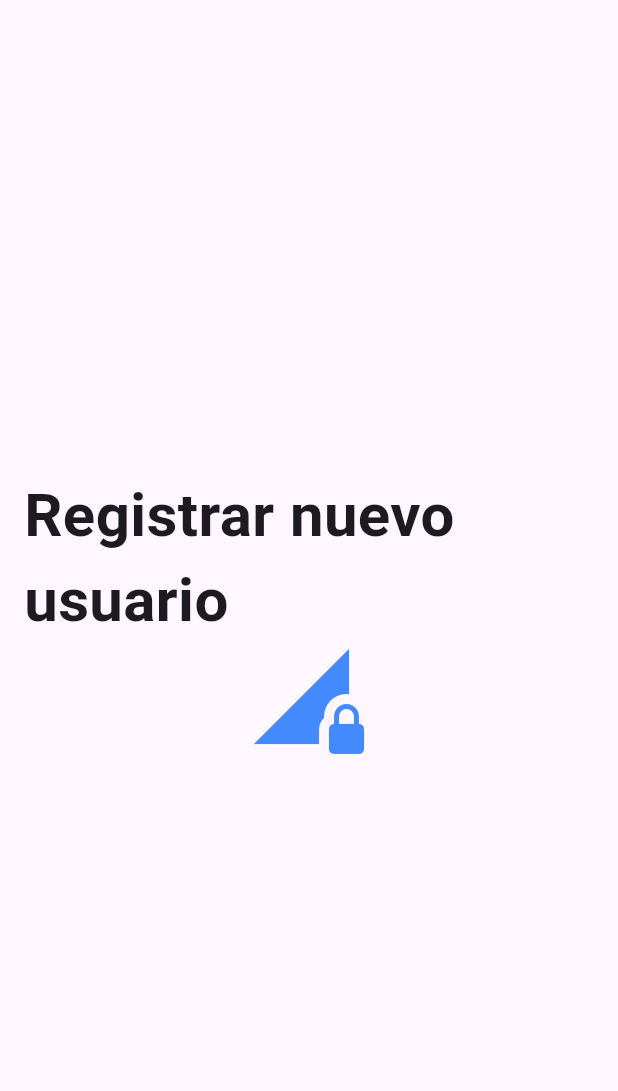
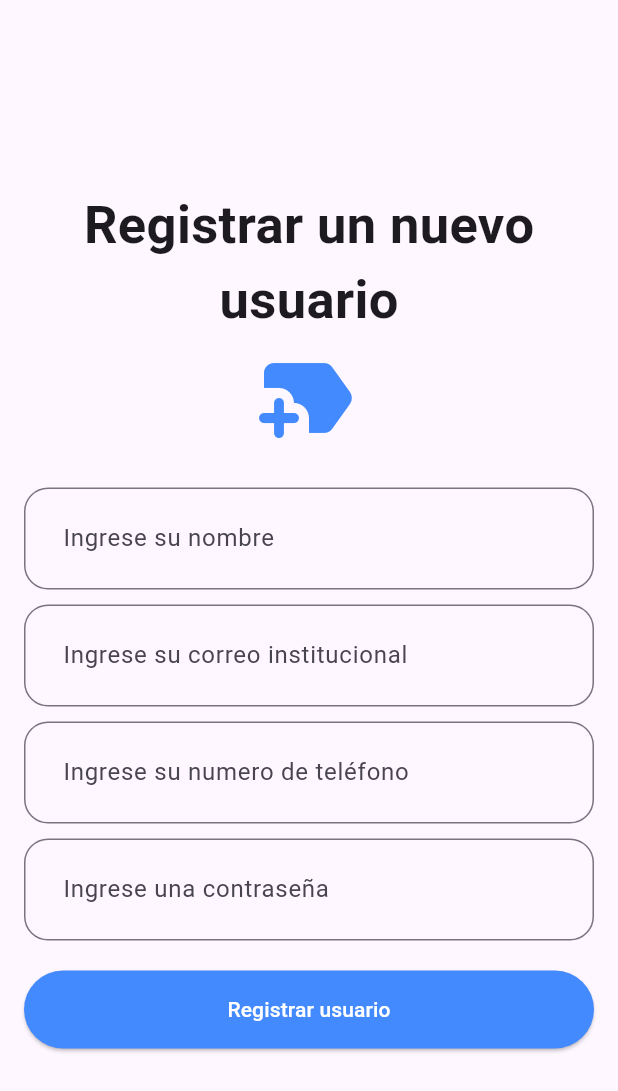
Before and after one commit to Bryan01Cruz/Tareas-Lenguajes-Programacion, a Flutter app: the RegisterPage screen opened by its route, on a phone screen of 412 x 824 dp. Shown: the top 1091 px of the screen. Run offline on Flutter 3.47's test engine with Material 3 defaults, Android fonts, the phone set to English and light mode, and no system bars; our stand-ins replace go_router.

Commit message:
Completando pagina del registro de usuario

```diff
--- a/tarea_login/lib/views/register_page.dart
+++ b/tarea_login/lib/views/register_page.dart
@@ -1,7 +1,13 @@
 import 'package:flutter/material.dart';
+import 'package:tarea_login/widgets/textfield.dart';
 
 class RegisterPage extends StatelessWidget {
-  const RegisterPage({super.key});
+  RegisterPage({super.key});
+
+  final usuario = TextEditingController();
+  final correo = TextEditingController();
+  final telefono = TextEditingController();
+  final contrasena = TextEditingController();
 
   @override
   Widget build(BuildContext context) {
@@ -12,12 +18,109 @@ class RegisterPage extends StatelessWidget {
           child: Center(
             child: Column(
               mainAxisAlignment: MainAxisAlignment.center,
-              //crossAxisAlignment: CrossAxisAlignment.center,
+
               children: [
-                Text('Registrar nuevo usuario',
-                style: TextStyle(fontSize: 40, fontWeight: FontWeight.bold),
+                Text('Registrar un nuevo',
+                style: TextStyle(fontSize: 35, fontWeight: FontWeight.bold),
                 ),
-                Icon(Icons.network_locked, size: 80.0,color: Colors.blueAccent,),
+                Text('usuario',
+                style: TextStyle(fontSize: 35, fontWeight: FontWeight.bold),
+                ),
+                Icon(Icons.new_label_rounded, size: 80.0,color: Colors.blueAccent,),
+                SizedBox(height: 20,),
+                TextfieldPropio(
+                  controller: usuario,
+                  keyboardType: TextInputType.visiblePassword,
+                  borderRadius: BorderRadius.circular(16),
+                  label: 'Ingrese su nombre',
+                  hintText: 'Nombre',
+                  contentPadding: EdgeInsets.all(22),
+                  ),
+                SizedBox(height: 10,),
+                TextfieldPropio(
+                  controller: correo,
+                  keyboardType: TextInputType.visiblePassword,
+                  borderRadius: BorderRadius.circular(16),
+                  label: 'Ingrese su correo institucional',
+                  hintText: 'Correo institucional',
+                  contentPadding: EdgeInsets.all(22),
+                  ),
+                SizedBox(height: 10,),
+                TextfieldPropio(
+                  controller: telefono,
+                  keyboardType: TextInputType.visiblePassword,
+                  borderRadius: BorderRadius.circular(16),
+                  label: 'Ingrese su numero de teléfono',
+                  hintText: 'Teléfono',
+                  contentPadding: EdgeInsets.all(22),
+                  ),
+                SizedBox(height: 10,),
+                TextfieldPropio(
+                  controller: contrasena,
+                  keyboardType: TextInputType.visiblePassword,
+                  borderRadius: BorderRadius.circular(16),
+                  label: 'Ingrese una contraseña',
+                  hintText: 'Contraseña',
+                  contentPadding: EdgeInsets.all(22),
+                  ),
+                SizedBox(height: 20,),
+                SizedBox(
+                width: double.infinity,
+                child: ElevatedButton(
+                  style: ElevatedButton.styleFrom(
+                    backgroundColor: Colors.blueAccent,
+                    foregroundColor: Colors.white,
+                    padding: EdgeInsets.all(16),
+                  ),
+                  onPressed: () {
+
+                    if (usuario.text.isEmpty ||
+                        correo.text.isEmpty || telefono.text.isEmpty || contrasena.text.isEmpty) {
+                      ScaffoldMessenger.of(context).showSnackBar(
+                        SnackBar(
+                          backgroundColor: Colors.blueAccent,
+                          action: SnackBarAction(
+                            label: 'Cerrar',
+
+                            onPressed: () {},
+                          ),
+                          content: Text('Ingrese todos los datos.'),
+                        ),
+                      );
+                      return;
+                    }
+
+                    if (! correo.text.contains('@unah.hn')) {
+                      ScaffoldMessenger.of(context).showSnackBar(
+                        SnackBar(
+                          backgroundColor: Colors.red,
+                          action: SnackBarAction(
+                            label: 'Cerrar',
+                            onPressed: () {},
+                          ),
+                          content: Text('El correo no es válido.'),
+                        ),
+                      );
+                      return;
+                    }
+
+                    if (contrasena.text.length < 6) {
+                      ScaffoldMessenger.of(context).showSnackBar(
+                        SnackBar(
+                          backgroundColor: Colors.red,
+                          action: SnackBarAction(
+                            label: 'Cerrar',
+                            onPressed: () {},
+                          ),
+                          content: Text('La contraseña debe tener al menos 6 caracteres.'),
+                        ),
+                      );
+                      return;
+                    }
+
+                  },
+                  child: const Text('Registrar usuario'),
+                ),)
               ],
             ),
           ),
```
Also changed, not shown: tarea_login/lib/views/login_page.dart (+7 -6 lines), tarea_login/lib/views/home_page.dart (added).
